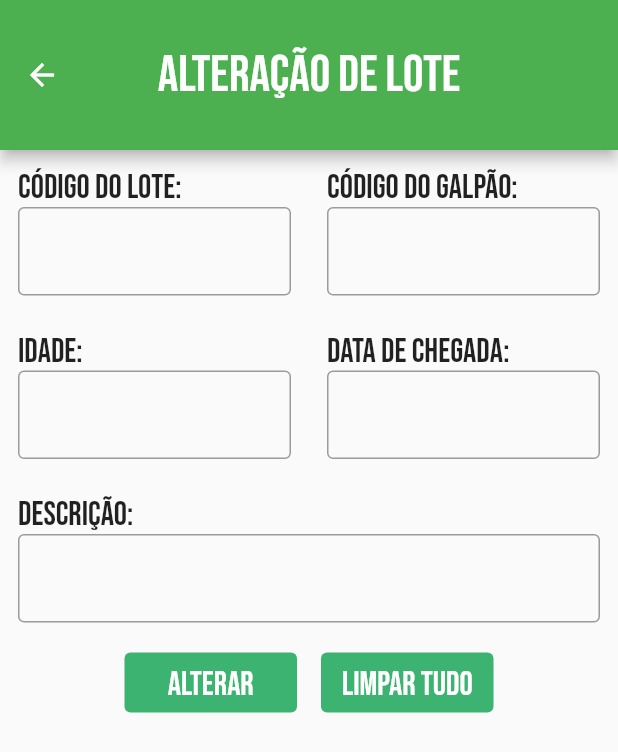
After one commit to IsaiasBrazil/avicultor, a Flutter app: the TelaAlteracaoLote screen opened directly, on a phone screen of 412 x 824 dp. The commit adds this screen. Shown: the top 752 px of the screen. Run offline on Flutter 3.47's test engine with Material 2 defaults, Android fonts, the phone set to English and light mode, and no system bars; missing offline and left inert: mqtt_client.

Commit message:
Implementação das telas de alteração (galpão e lote)

```diff
--- /dev/null
+++ b/lib/alterar_lote.dart
@@ -0,0 +1,139 @@
+import 'package:flutter/material.dart';
+import 'package:flutter/services.dart';
+import 'package:intl/intl.dart';
+import 'widget_botao.dart';
+import 'widget_campo.dart';
+
+class TelaAlteracaoLote extends StatefulWidget {
+  const TelaAlteracaoLote({Key? key}) : super(key: key);
+
+  @override
+  State<TelaAlteracaoLote> createState() => _TelaAlteracaoLoteState();
+}
+
+class _TelaAlteracaoLoteState extends State<TelaAlteracaoLote> {
+  TextEditingController codigoDoLote = TextEditingController();
+  TextEditingController codigoDoGalpao = TextEditingController();
+  TextEditingController idade = TextEditingController();
+  TextEditingController data = TextEditingController();
+  TextEditingController descricao = TextEditingController();
+
+  @override
+  Widget build(BuildContext context) {
+    return Scaffold(
+      appBar: AppBar(
+        toolbarHeight: 100,
+        centerTitle: true,
+        title: const Text(
+          'Alteração de Lote',
+          style: TextStyle(fontFamily: 'BebasNeue', fontSize: 34),
+        ),
+      ),
+      body: Column(
+        children: [
+          Row(
+            crossAxisAlignment: CrossAxisAlignment.start,
+            children: [
+              Expanded(
+                child: Campo(
+                  nome: 'Código do lote:',
+                  controller: codigoDoLote,
+                  keyboardType: TextInputType.text,
+                ),
+              ),
+              Expanded(
+                child: Campo(
+                  nome: 'Código do galpão:',
+                  controller: codigoDoGalpao,
+                  keyboardType: TextInputType.text,
+                ),
+              )
+            ],
+          ),
+          Row(
+            crossAxisAlignment: CrossAxisAlignment.start,
+            children: [
+              Expanded(
+                child: Campo(
+                  nome: 'Idade:',
+                  controller: idade,
+                  keyboardType: TextInputType.number,
+                  inputFormatters: [
+                    FilteringTextInputFormatter.allow(RegExp(r'^[0-9]+$'))
+                  ],
+                ),
+              ),
+              Expanded(
+                child: Campo(
+                  nome: 'Data de chegada:',
+                  controller: data,
+                  onTap: () async {
+                    DateTime? dataSelecionada = await showDatePicker(
+                      context: context,
+                      initialDate: DateTime.now(),
+                      firstDate: DateTime(2000),
+                      lastDate: DateTime(2101),
+                    );
+                    if (dataSelecionada != null) {
+                      setState(() {
+                        data.text =
+                            DateFormat('dd/MM/yyyy').format(dataSelecionada);
+                      });
+                    }
+                  },
+                ),
+              ),
+            ],
+          ),
+          Row(
+            crossAxisAlignment: CrossAxisAlignment.start,
+            children: [
+              Expanded(
+                child: Campo(
+                  nome: 'Descrição:',
+                  controller: descricao,
+                  keyboardType: TextInputType.text,
+                ),
+              ),
+            ],
+          ),
+          Row(
+            mainAxisAlignment: MainAxisAlignment.center,
+            children: [
+              Padding(
+                padding: EdgeInsets.all(
+                    8.0), // Adjust the padding value as per your preference
+                child: SizedBox(
+                    width: 115,
+                    height: 40,
+                    child: Botao(
+                      texto: 'Alterar',
+                      aoSerPressionado: () {
+                        debugPrint(codigoDoLote.text);
+                      },
+                    )),
+              ),
+              Padding(
+                padding: EdgeInsets.all(
+                    8.0), // Adjust the padding value as per your preference
+                child: SizedBox(
+                    width: 115,
+                    height: 40,
+                    child: Botao(
+                      texto: 'Limpar tudo',
+                      aoSerPressionado: () {
+                        codigoDoLote.clear();
+                        codigoDoGalpao.clear();
+                        idade.clear();
+                        data.clear();
+                        descricao.clear();
+                      },
+                    )),
+              ),
+            ],
+          )
+        ],
+      ),
+    );
+  }
+}
--- a/lib/widget_drawer.dart
+++ b/lib/widget_drawer.dart
@@ -1,4 +1,6 @@
 import 'package:flutter/material.dart';
+import 'package:tcc/alterar_galpao.dart';
+import 'package:tcc/alterar_lote.dart';
 import 'package:tcc/cadastrar_estoque_racao.dart';
 import 'package:tcc/cadastrar_galpao.dart';
 import 'package:tcc/cadastrar_info_lote.dart';
@@ -64,7 +66,7 @@ class MenuLateral extends StatelessWidget {
                 icone: null,
                 onTap: () {
                   Navigator.push(
-                      context, MaterialPageRoute(builder: (context) => Home()));
+                      context, MaterialPageRoute(builder: (context) => TelaAlteracaoGalpao()));
                 },
               ),
               ListTileCustom(
@@ -115,7 +117,7 @@ class MenuLateral extends StatelessWidget {
                 icone: null,
                 onTap: () {
                   Navigator.push(
-                      context, MaterialPageRoute(builder: (context) => Home()));
+                      context, MaterialPageRoute(builder: (context) => TelaAlteracaoLote()));
                 },
               ),
               ListTileCustom(
```
Also changed, not shown: lib/alterar_galpao.dart (added, +87 -0 lines).
